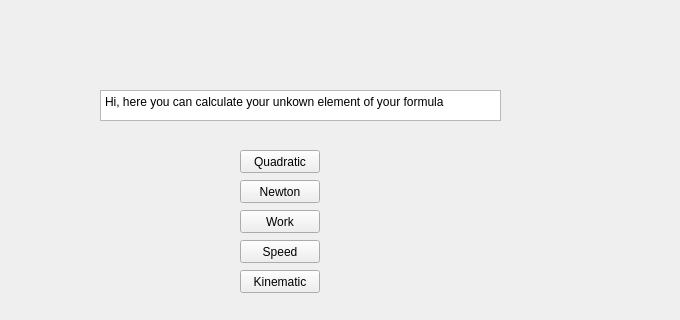
The window that calc_screen_1.ui (yolo1CLo/Yearwork) describes before a commit, drawn with Qt 5; both pictures show x 120 to 800 and y 0 to 320 of the 800 by 600 pixel window.
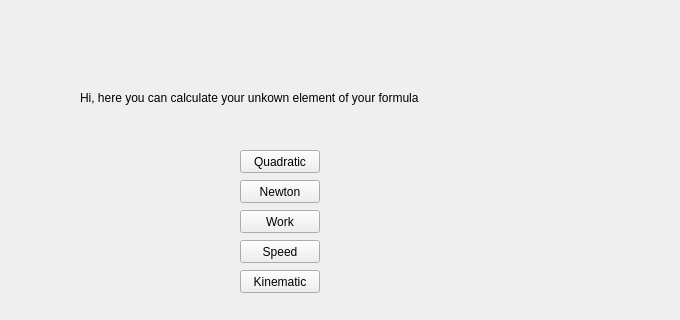
The same window after the commit.

What changed in the file:
```diff
--- a/calc_screen_1.ui
+++ b/calc_screen_1.ui
@@ -79,16 +79,16 @@
      <string>Work</string>
     </property>
    </widget>
-   <widget class="QPlainTextEdit" name="plainTextEdit_2">
+   <widget class="QLabel" name="label">
     <property name="geometry">
      <rect>
-      <x>220</x>
+      <x>200</x>
       <y>90</y>
-      <width>401</width>
-      <height>31</height>
+      <width>501</width>
+      <height>16</height>
      </rect>
     </property>
-    <property name="plainText">
+    <property name="text">
      <string>Hi, here you can calculate your unkown element of your formula</string>
     </property>
    </widget>
```
